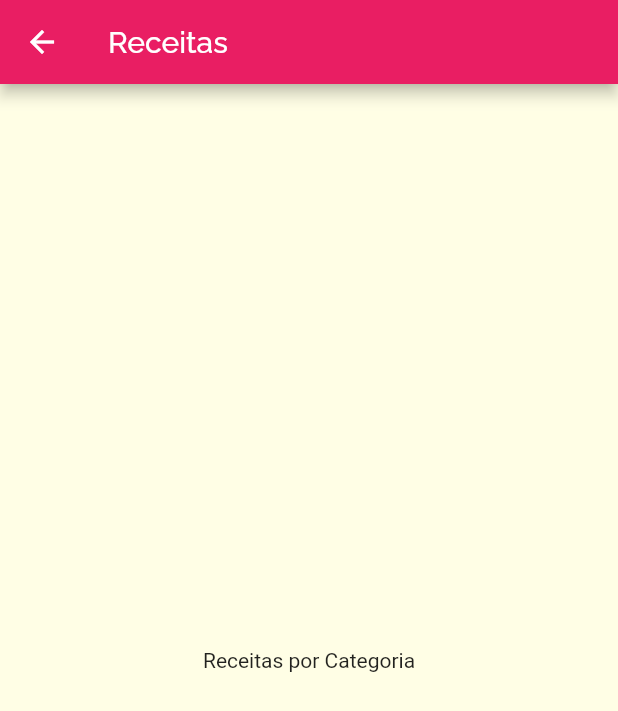
After one commit to rafaelmesquita-ceara/projeto_vamos_cozinhar, a Flutter app: the screen it shows after launch, after a tap on "Italiano", on a phone screen of 412 x 824 dp. The commit adds this screen. Shown: the top 711 px of the screen. Run offline on Flutter 3.47's test engine with Material 2 defaults, Android fonts, the phone set to English and light mode, and no system bars.

Commit message:
Criada tela de categories_meals e adicionado um evento on tap no category_item para navegar até o meals

```diff
--- a/lib/components/category_item.dart
+++ b/lib/components/category_item.dart
@@ -1,14 +1,30 @@
 import 'package:flutter/material.dart';
 import '../models/category.dart';
+import '../screens/categories_meals_screen.dart';
 
 class CategoryItem extends StatelessWidget {
   final Category category;
 
   CategoryItem(this.category);
 
+  void _selectCategory(BuildContext context) {
+    Navigator.of(context).push(
+      MaterialPageRoute(
+        builder: (_) {
+          return CategoriesMealsScreen();
+        },
+      ),
+    );
+  }
+
   @override
   Widget build(BuildContext context) {
-    return Container(
+    return InkWell(
+      onTap: () => _selectCategory(context), // Evento on tap
+      splashColor: Theme.of(context).primaryColor, // Cor ao dar o tap
+      borderRadius:
+          BorderRadius.circular(15), // Borda para dar match com meu container
+      child: Container(
         padding: EdgeInsets.all(15),
         child: Text(
           category.title,
@@ -21,6 +37,7 @@ class CategoryItem extends StatelessWidget {
               begin: Alignment.topLeft,
               end: Alignment.bottomRight),
         ),
+      ),
     );
   }
 }
--- a/lib/main.dart
+++ b/lib/main.dart
@@ -12,8 +12,8 @@ class MyApp extends StatelessWidget {
       theme: ThemeData(
           primarySwatch: Colors.pink,
           accentColor: Colors.amber,
-          fontFamily: 'Raleway',
-          canvasColor: Color.fromRGBO(255, 254, 229, 1),
+          fontFamily: 'Raleway', // Fonte padrão definida como Raleway
+          canvasColor: Color.fromRGBO(255, 254, 229, 1), //Cor de fundo branco padrão
           textTheme: ThemeData.light().textTheme.copyWith(
                 title: TextStyle(
                   fontSize: 20,
--- /dev/null
+++ b/lib/screens/categories_meals_screen.dart
@@ -0,0 +1,15 @@
+import 'package:flutter/material.dart';
+
+class CategoriesMealsScreen extends StatelessWidget {
+  @override
+  Widget build(BuildContext context) {
+    return Scaffold(
+      appBar: AppBar(
+        title: Text('Receitas'),
+      ),
+      body: Center(
+        child: Text('Receitas por Categoria'),
+      ),
+    );
+  }
+}
```
Lines whose indentation alone changed are shown as unchanged.
